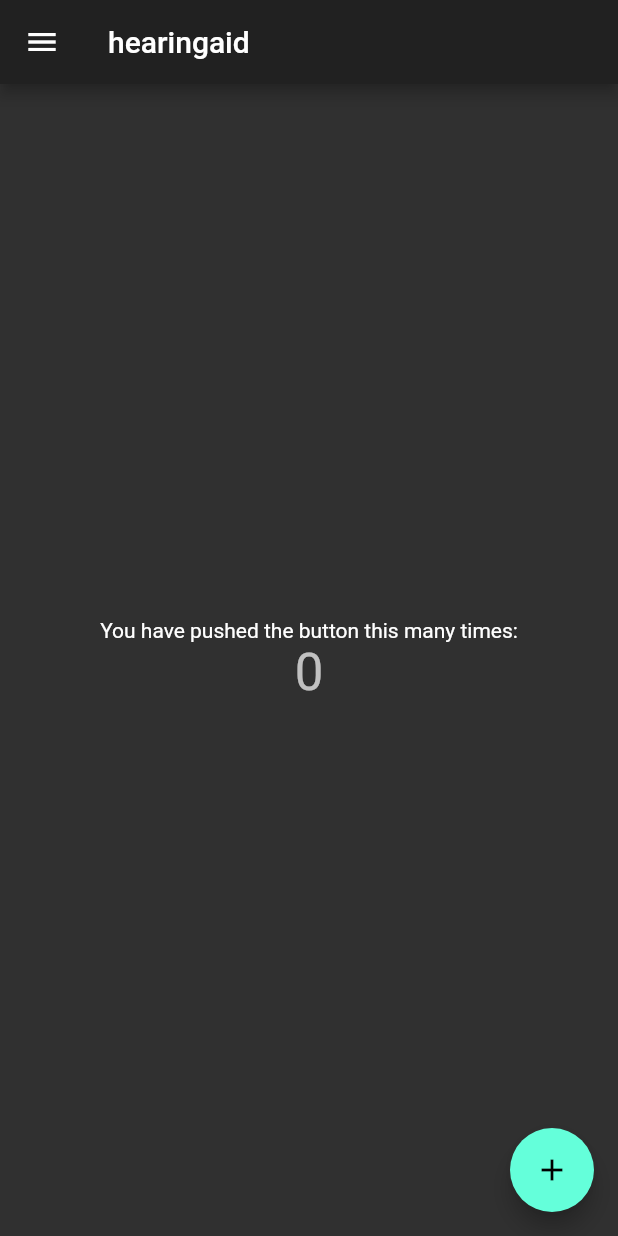
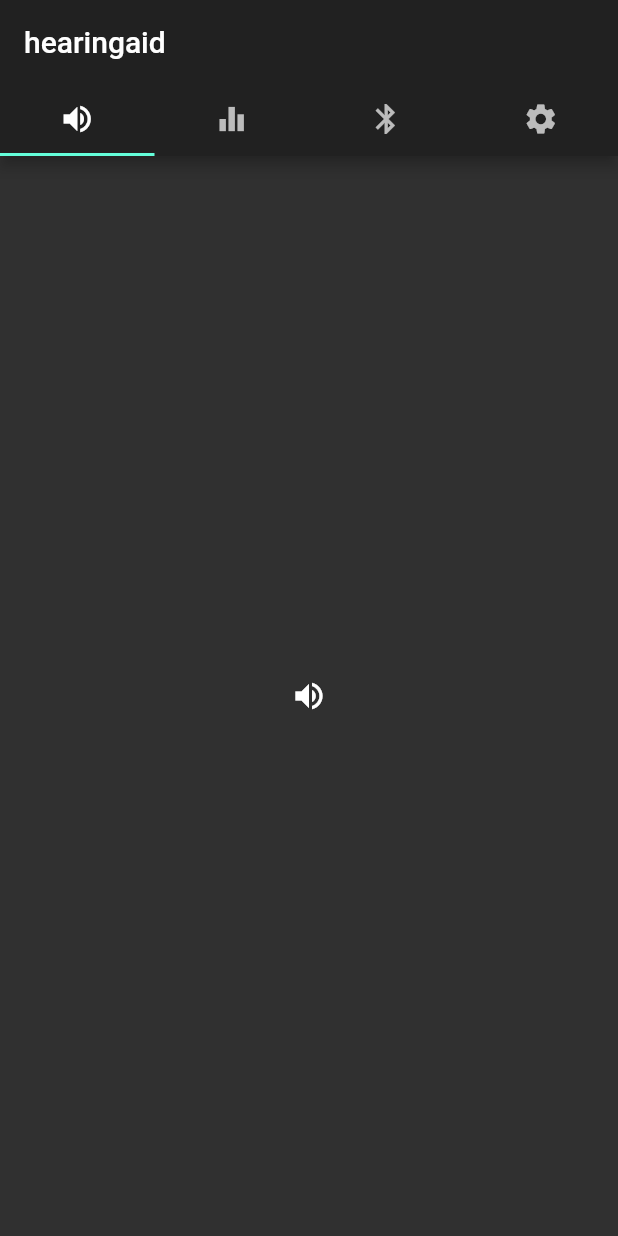
Before and after one commit to jethrodaniel/hearingaid, a Flutter app: the screen it shows after launch, on a phone screen of 412 x 824 dp. Run offline on Flutter 3.47's test engine with Material 2 defaults, Android fonts, the phone set to English and light mode, and no system bars.

Commit message:
use tabs

```diff
--- a/lib/main.dart
+++ b/lib/main.dart
@@ -33,66 +33,28 @@ class _MyHomePageState extends State<MyHomePage> {
 
   @override
   Widget build(BuildContext context) {
-    return Scaffold(
-      appBar: AppBar(title: Text(widget.title)),
-      body: Center(
-        child: Column(
-          mainAxisAlignment: MainAxisAlignment.center,
-          children: <Widget>[
-            Text(
-              'You have pushed the button this many times:',
-            ),
-            Text(
-              '$_counter',
-              style: Theme.of(context).textTheme.headline4,
-            ),
+    return DefaultTabController(
+      length: 4,
+      child: Scaffold(
+        appBar: AppBar(
+          bottom: TabBar(
+            tabs: [
+              Tab(icon: Icon(Icons.volume_up)),
+              Tab(icon: Icon(Icons.equalizer)),
+              Tab(icon: Icon(Icons.bluetooth)),
+              Tab(icon: Icon(Icons.settings)),
+            ],
+          ),
+          title: Text('hearingaid'),
+        ),
+        body: TabBarView(
+          children: [
+            Icon(Icons.volume_up),
+            Icon(Icons.equalizer),
+            Icon(Icons.bluetooth),
+            Icon(Icons.settings),
           ],
         ),
-      ),
-			drawer: Drawer(
-        child: ListView(
-          padding: EdgeInsets.zero,
-          children: <Widget>[
-            DrawerHeader(
-              child: Text('Menu'),
-            ),
-            ListTile(
-              title: Text('Volume'),
-              onTap: () {
-                Navigator.pop(context);
-              },
-            ),
-            ListTile(
-              title: Text('Equalizer'),
-              onTap: () {
-                Navigator.pop(context);
-              },
-            ),
-            ListTile(
-              title: Text('Compression'),
-              onTap: () {
-                Navigator.pop(context);
-              },
-            ),
-            ListTile(
-              title: Text('Mode'),
-              onTap: () {
-                Navigator.pop(context);
-              },
-            ),
-            ListTile(
-              title: Text('About'),
-              onTap: () {
-                Navigator.pop(context);
-              },
-            ),
-          ],
-        ),
-      ),
-      floatingActionButton: FloatingActionButton(
-        onPressed: _incrementCounter,
-        tooltip: 'Increment',
-        child: Icon(Icons.add),
       ),
     );
   }
```
